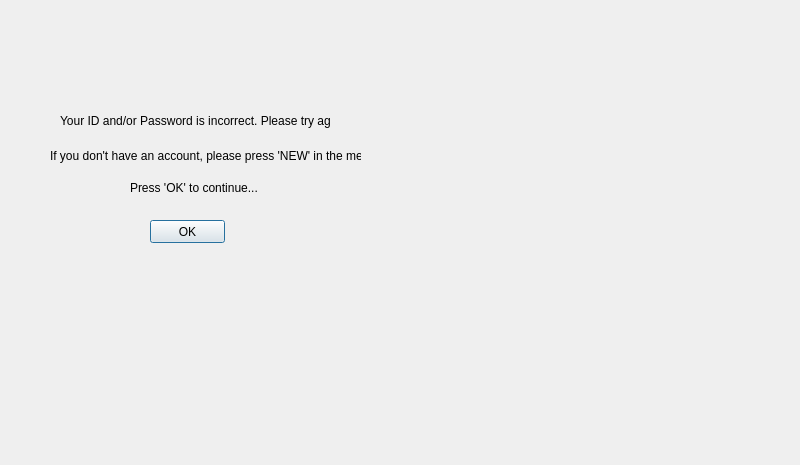
Above: Qt_Creator/projectPHOE/loginerror.ui from jdsalguer/senior_project before the change. Below: the same form after it.
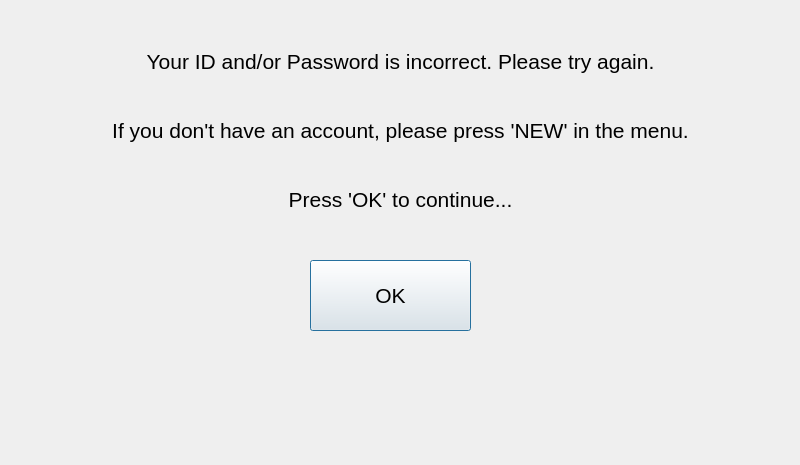
That is the form after the change.

```diff
--- a/Qt_Creator/projectPHOE/loginerror.ui
+++ b/Qt_Creator/projectPHOE/loginerror.ui
@@ -13,58 +13,81 @@
   <property name="windowTitle">
    <string>Dialog</string>
   </property>
-  <widget class="QLabel" name="label">
-   <property name="geometry">
-    <rect>
-     <x>60</x>
-     <y>100</y>
-     <width>271</width>
-     <height>41</height>
-    </rect>
-   </property>
-   <property name="text">
-    <string>Your ID and/or Password is incorrect. Please try again.</string>
-   </property>
-  </widget>
-  <widget class="QLabel" name="label_2">
-   <property name="geometry">
-    <rect>
-     <x>50</x>
-     <y>140</y>
-     <width>311</width>
-     <height>31</height>
-    </rect>
-   </property>
-   <property name="text">
-    <string>If you don't have an account, please press 'NEW' in the menu.</string>
-   </property>
-  </widget>
-  <widget class="QLabel" name="label_3">
-   <property name="geometry">
-    <rect>
-     <x>130</x>
-     <y>180</y>
-     <width>131</width>
-     <height>16</height>
-    </rect>
-   </property>
-   <property name="text">
-    <string>Press 'OK' to continue...</string>
-   </property>
-  </widget>
   <widget class="QPushButton" name="errorokButton">
    <property name="geometry">
     <rect>
-     <x>150</x>
-     <y>220</y>
-     <width>75</width>
-     <height>23</height>
+     <x>310</x>
+     <y>260</y>
+     <width>161</width>
+     <height>71</height>
     </rect>
    </property>
+   <property name="font">
+    <font>
+     <pointsize>16</pointsize>
+    </font>
+   </property>
    <property name="text">
     <string>OK</string>
    </property>
   </widget>
+  <widget class="QWidget" name="">
+   <property name="geometry">
+    <rect>
+     <x>80</x>
+     <y>30</y>
+     <width>641</width>
+     <height>201</height>
+    </rect>
+   </property>
+   <layout class="QVBoxLayout" name="verticalLayout">
+    <item>
+     <widget class="QLabel" name="label">
+      <property name="font">
+       <font>
+        <pointsize>16</pointsize>
+       </font>
+      </property>
+      <property name="text">
+       <string>Your ID and/or Password is incorrect. Please try again.</string>
+      </property>
+      <property name="alignment">
+       <set>Qt::AlignCenter</set>
+      </property>
+     </widget>
+    </item>
+    <item>
+     <widget class="QLabel" name="label_2">
+      <property name="font">
+       <font>
+        <pointsize>16</pointsize>
+       </font>
+      </property>
+      <property name="text">
+       <string>If you don't have an account, please press 'NEW' in the menu.</string>
+      </property>
+      <property name="alignment">
+       <set>Qt::AlignCenter</set>
+      </property>
+     </widget>
+    </item>
+    <item>
+     <widget class="QLabel" name="label_3">
+      <property name="font">
+       <font>
+        <pointsize>16</pointsize>
+       </font>
+      </property>
+      <property name="text">
+       <string>Press 'OK' to continue...</string>
+      </property>
+      <property name="alignment">
+       <set>Qt::AlignCenter</set>
+      </property>
+     </widget>
+    </item>
+   </layout>
+  </widget>
  </widget>
  <resources/>
  <connections/>
```
